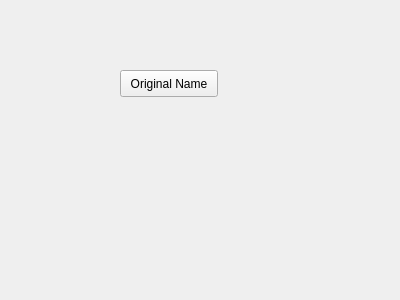
This is src/rqt_mypkg/resource/MyPlugin.ui in afourteia/ROS_Mobile_Robot as Qt 5 draws it before an edit. The edited form follows.
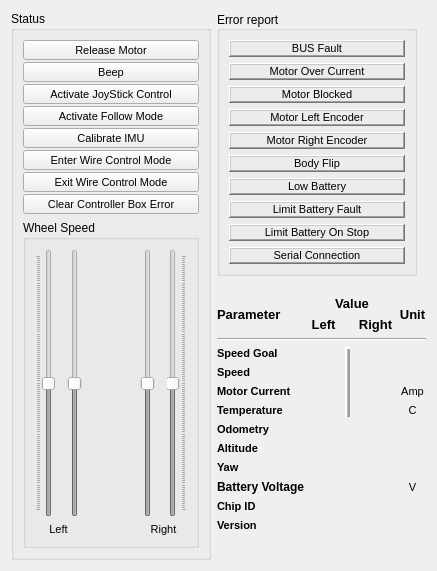
This is the edited form.

What changed in the file:
```diff
--- a/src/rqt_mypkg/resource/MyPlugin.ui
+++ b/src/rqt_mypkg/resource/MyPlugin.ui
@@ -6,26 +6,1267 @@
    <rect>
     <x>0</x>
     <y>0</y>
-    <width>400</width>
-    <height>300</height>
+    <width>435</width>
+    <height>571</height>
    </rect>
   </property>
+  <property name="sizePolicy">
+   <sizepolicy hsizetype="Fixed" vsizetype="Fixed">
+    <horstretch>0</horstretch>
+    <verstretch>0</verstretch>
+   </sizepolicy>
+  </property>
+  <property name="minimumSize">
+   <size>
+    <width>0</width>
+    <height>0</height>
+   </size>
+  </property>
+  <property name="maximumSize">
+   <size>
+    <width>435</width>
+    <height>571</height>
+   </size>
+  </property>
   <property name="windowTitle">
    <string>Form</string>
   </property>
-  <widget class="QPushButton" name="Test">
-   <property name="geometry">
-    <rect>
-     <x>120</x>
-     <y>70</y>
-     <width>98</width>
-     <height>27</height>
-    </rect>
-   </property>
-   <property name="text">
-    <string>Original Name</string>
-   </property>
-  </widget>
+  <layout class="QGridLayout" name="gridLayout_6">
+   <item row="0" column="0" rowspan="5" colspan="4">
+    <widget class="QGroupBox" name="groupBox">
+     <property name="minimumSize">
+      <size>
+       <width>200</width>
+       <height>0</height>
+      </size>
+     </property>
+     <property name="maximumSize">
+      <size>
+       <width>200</width>
+       <height>16777215</height>
+      </size>
+     </property>
+     <property name="title">
+      <string>Status</string>
+     </property>
+     <layout class="QGridLayout" name="gridLayout_5">
+      <item row="2" column="0">
+       <widget class="QGroupBox" name="groupBox_2">
+        <property name="maximumSize">
+         <size>
+          <width>250</width>
+          <height>16777215</height>
+         </size>
+        </property>
+        <property name="title">
+         <string>Wheel Speed</string>
+        </property>
+        <layout class="QGridLayout" name="gridLayout">
+         <item row="0" column="0">
+          <widget class="QSlider" name="speed_left_goal_slider">
+           <property name="enabled">
+            <bool>false</bool>
+           </property>
+           <property name="minimum">
+            <number>-3100</number>
+           </property>
+           <property name="maximum">
+            <number>3100</number>
+           </property>
+           <property name="pageStep">
+            <number>50</number>
+           </property>
+           <property name="orientation">
+            <enum>Qt::Vertical</enum>
+           </property>
+           <property name="tickPosition">
+            <enum>QSlider::TicksAbove</enum>
+           </property>
+          </widget>
+         </item>
+         <item row="2" column="4" colspan="3">
+          <widget class="QLabel" name="right_speed_label">
+           <property name="font">
+            <font>
+             <pointsize>8</pointsize>
+            </font>
+           </property>
+           <property name="text">
+            <string>Right</string>
+           </property>
+           <property name="alignment">
+            <set>Qt::AlignCenter</set>
+           </property>
+          </widget>
+         </item>
+         <item row="2" column="0" colspan="3">
+          <widget class="QLabel" name="left_speed_label">
+           <property name="font">
+            <font>
+             <pointsize>8</pointsize>
+            </font>
+           </property>
+           <property name="text">
+            <string>Left</string>
+           </property>
+           <property name="alignment">
+            <set>Qt::AlignCenter</set>
+           </property>
+          </widget>
+         </item>
+         <item row="0" column="2">
+          <widget class="QSlider" name="speed_left_slider">
+           <property name="enabled">
+            <bool>false</bool>
+           </property>
+           <property name="minimum">
+            <number>-3100</number>
+           </property>
+           <property name="maximum">
+            <number>3100</number>
+           </property>
+           <property name="pageStep">
+            <number>50</number>
+           </property>
+           <property name="tracking">
+            <bool>true</bool>
+           </property>
+           <property name="orientation">
+            <enum>Qt::Vertical</enum>
+           </property>
+          </widget>
+         </item>
+         <item row="0" column="3">
+          <spacer name="horizontalSpacer">
+           <property name="orientation">
+            <enum>Qt::Horizontal</enum>
+           </property>
+           <property name="sizeHint" stdset="0">
+            <size>
+             <width>40</width>
+             <height>20</height>
+            </size>
+           </property>
+          </spacer>
+         </item>
+         <item row="0" column="6">
+          <widget class="QSlider" name="speed_right_goal_slider">
+           <property name="enabled">
+            <bool>false</bool>
+           </property>
+           <property name="minimum">
+            <number>-3100</number>
+           </property>
+           <property name="maximum">
+            <number>3100</number>
+           </property>
+           <property name="pageStep">
+            <number>50</number>
+           </property>
+           <property name="orientation">
+            <enum>Qt::Vertical</enum>
+           </property>
+           <property name="tickPosition">
+            <enum>QSlider::TicksBelow</enum>
+           </property>
+          </widget>
+         </item>
+         <item row="0" column="4">
+          <widget class="QSlider" name="speed_right_slider">
+           <property name="enabled">
+            <bool>false</bool>
+           </property>
+           <property name="minimum">
+            <number>-3100</number>
+           </property>
+           <property name="maximum">
+            <number>3100</number>
+           </property>
+           <property name="pageStep">
+            <number>50</number>
+           </property>
+           <property name="orientation">
+            <enum>Qt::Vertical</enum>
+           </property>
+          </widget>
+         </item>
+        </layout>
+       </widget>
+      </item>
+      <item row="1" column="0">
+       <layout class="QVBoxLayout" name="verticalLayout_3">
+        <property name="spacing">
+         <number>2</number>
+        </property>
+        <item>
+         <widget class="QPushButton" name="release_motor_button">
+          <property name="maximumSize">
+           <size>
+            <width>11222</width>
+            <height>20</height>
+           </size>
+          </property>
+          <property name="font">
+           <font>
+            <pointsize>8</pointsize>
+           </font>
+          </property>
+          <property name="text">
+           <string>Release Motor</string>
+          </property>
+         </widget>
+        </item>
+        <item>
+         <widget class="QPushButton" name="beep_button">
+          <property name="maximumSize">
+           <size>
+            <width>11222</width>
+            <height>20</height>
+           </size>
+          </property>
+          <property name="font">
+           <font>
+            <pointsize>8</pointsize>
+           </font>
+          </property>
+          <property name="text">
+           <string>Beep</string>
+          </property>
+         </widget>
+        </item>
+        <item>
+         <widget class="QPushButton" name="activate_joy_button">
+          <property name="maximumSize">
+           <size>
+            <width>11222</width>
+            <height>20</height>
+           </size>
+          </property>
+          <property name="font">
+           <font>
+            <pointsize>8</pointsize>
+           </font>
+          </property>
+          <property name="text">
+           <string>Activate JoyStick Control</string>
+          </property>
+         </widget>
+        </item>
+        <item>
+         <widget class="QPushButton" name="activate_follow_mode_button">
+          <property name="maximumSize">
+           <size>
+            <width>11222</width>
+            <height>20</height>
+           </size>
+          </property>
+          <property name="font">
+           <font>
+            <pointsize>8</pointsize>
+           </font>
+          </property>
+          <property name="text">
+           <string>Activate Follow Mode</string>
+          </property>
+         </widget>
+        </item>
+        <item>
+         <widget class="QPushButton" name="calibrate_IMU_button">
+          <property name="maximumSize">
+           <size>
+            <width>11222</width>
+            <height>20</height>
+           </size>
+          </property>
+          <property name="font">
+           <font>
+            <pointsize>8</pointsize>
+           </font>
+          </property>
+          <property name="text">
+           <string>Calibrate IMU</string>
+          </property>
+         </widget>
+        </item>
+        <item>
+         <widget class="QPushButton" name="enter_wire_control_mode_button">
+          <property name="maximumSize">
+           <size>
+            <width>11222</width>
+            <height>20</height>
+           </size>
+          </property>
+          <property name="font">
+           <font>
+            <pointsize>8</pointsize>
+           </font>
+          </property>
+          <property name="text">
+           <string>Enter Wire Control Mode</string>
+          </property>
+         </widget>
+        </item>
+        <item>
+         <widget class="QPushButton" name="Exit_wire_control_mode_button">
+          <property name="maximumSize">
+           <size>
+            <width>11222</width>
+            <height>20</height>
+           </size>
+          </property>
+          <property name="font">
+           <font>
+            <pointsize>8</pointsize>
+           </font>
+          </property>
+          <property name="text">
+           <string>Exit Wire Control Mode</string>
+          </property>
+         </widget>
+        </item>
+        <item>
+         <widget class="QPushButton" name="clear_error_messages_button">
+          <property name="maximumSize">
+           <size>
+            <width>11222</width>
+            <height>20</height>
+           </size>
+          </property>
+          <property name="font">
+           <font>
+            <pointsize>8</pointsize>
+           </font>
+          </property>
+          <property name="text">
+           <string>Clear Controller Box Error</string>
+          </property>
+         </widget>
+        </item>
+       </layout>
+      </item>
+     </layout>
+    </widget>
+   </item>
+   <item row="2" column="4">
+    <layout class="QGridLayout" name="gridLayout_4">
+     <item row="2" column="0">
+      <widget class="QLabel" name="chip_id_label">
+       <property name="font">
+        <font>
+         <pointsize>8</pointsize>
+         <weight>75</weight>
+         <bold>true</bold>
+        </font>
+       </property>
+       <property name="text">
+        <string>Chip ID</string>
+       </property>
+      </widget>
+     </item>
+     <item row="2" column="1">
+      <widget class="QLabel" name="chip_id_value">
+       <property name="font">
+        <font>
+         <pointsize>8</pointsize>
+        </font>
+       </property>
+       <property name="text">
+        <string/>
+       </property>
+       <property name="alignment">
+        <set>Qt::AlignCenter</set>
+       </property>
+      </widget>
+     </item>
+     <item row="3" column="1">
+      <widget class="QLabel" name="version_value">
+       <property name="font">
+        <font>
+         <pointsize>8</pointsize>
+        </font>
+       </property>
+       <property name="text">
+        <string/>
+       </property>
+       <property name="alignment">
+        <set>Qt::AlignCenter</set>
+       </property>
+      </widget>
+     </item>
+     <item row="3" column="0">
+      <widget class="QLabel" name="version_label">
+       <property name="font">
+        <font>
+         <pointsize>8</pointsize>
+         <weight>75</weight>
+         <bold>true</bold>
+        </font>
+       </property>
+       <property name="text">
+        <string>Version</string>
+       </property>
+      </widget>
+     </item>
+     <item row="0" column="0" colspan="2">
+      <layout class="QGridLayout" name="gridLayout_2">
+       <property name="horizontalSpacing">
+        <number>6</number>
+       </property>
+       <item row="8" column="0">
+        <widget class="QLabel" name="altitude_label">
+         <property name="font">
+          <font>
+           <pointsize>8</pointsize>
+           <weight>75</weight>
+           <bold>true</bold>
+          </font>
+         </property>
+         <property name="text">
+          <string>Altitude</string>
+         </property>
+        </widget>
+       </item>
+       <item row="3" column="1">
+        <widget class="QLabel" name="speed_goal_left_value">
+         <property name="font">
+          <font>
+           <pointsize>8</pointsize>
+          </font>
+         </property>
+         <property name="text">
+          <string/>
+         </property>
+         <property name="alignment">
+          <set>Qt::AlignCenter</set>
+         </property>
+        </widget>
+       </item>
+       <item row="1" column="3">
+        <widget class="QLabel" name="right_label">
+         <property name="font">
+          <font>
+           <pointsize>10</pointsize>
+           <weight>75</weight>
+           <bold>true</bold>
+          </font>
+         </property>
+         <property name="frameShape">
+          <enum>QFrame::NoFrame</enum>
+         </property>
+         <property name="frameShadow">
+          <enum>QFrame::Plain</enum>
+         </property>
+         <property name="midLineWidth">
+          <number>4</number>
+         </property>
+         <property name="text">
+          <string>Right</string>
+         </property>
+         <property name="alignment">
+          <set>Qt::AlignCenter</set>
+         </property>
+        </widget>
+       </item>
+       <item row="5" column="4">
+        <widget class="QLabel" name="motor_current_unit">
+         <property name="font">
+          <font>
+           <pointsize>8</pointsize>
+          </font>
+         </property>
+         <property name="text">
+          <string>Amp</string>
+         </property>
+         <property name="alignment">
+          <set>Qt::AlignCenter</set>
+         </property>
+        </widget>
+       </item>
+       <item row="10" column="1" colspan="3">
+        <widget class="QLabel" name="battery_voltage_value">
+         <property name="font">
+          <font>
+           <pointsize>8</pointsize>
+          </font>
+         </property>
+         <property name="text">
+          <string/>
+         </property>
+         <property name="alignment">
+          <set>Qt::AlignCenter</set>
+         </property>
+        </widget>
+       </item>
+       <item row="4" column="3">
+        <widget class="QLabel" name="speed_right_value">
+         <property name="font">
+          <font>
+           <pointsize>8</pointsize>
+          </font>
+         </property>
+         <property name="text">
+          <string/>
+         </property>
+         <property name="alignment">
+          <set>Qt::AlignCenter</set>
+         </property>
+        </widget>
+       </item>
+       <item row="3" column="0">
+        <widget class="QLabel" name="speed">
+         <property name="font">
+          <font>
+           <pointsize>8</pointsize>
+           <weight>75</weight>
+           <bold>true</bold>
+          </font>
+         </property>
+         <property name="text">
+          <string>Speed Goal</string>
+         </property>
+        </widget>
+       </item>
+       <item row="6" column="4">
+        <widget class="QLabel" name="temp_unit">
+         <property name="font">
+          <font>
+           <pointsize>8</pointsize>
+          </font>
+         </property>
+         <property name="text">
+          <string>C</string>
+         </property>
+         <property name="alignment">
+          <set>Qt::AlignCenter</set>
+         </property>
+        </widget>
+       </item>
+       <item row="0" column="1" colspan="3">
+        <widget class="QLabel" name="speed_setting">
+         <property name="font">
+          <font>
+           <pointsize>10</pointsize>
+           <weight>75</weight>
+           <bold>true</bold>
+          </font>
+         </property>
+         <property name="frameShape">
+          <enum>QFrame::NoFrame</enum>
+         </property>
+         <property name="frameShadow">
+          <enum>QFrame::Plain</enum>
+         </property>
+         <property name="midLineWidth">
+          <number>4</number>
+         </property>
+         <property name="text">
+          <string>Value</string>
+         </property>
+         <property name="alignment">
+          <set>Qt::AlignCenter</set>
+         </property>
+        </widget>
+       </item>
+       <item row="1" column="1">
+        <widget class="QLabel" name="left_label">
+         <property name="font">
+          <font>
+           <pointsize>10</pointsize>
+           <weight>75</weight>
+           <bold>true</bold>
+          </font>
+         </property>
+         <property name="frameShape">
+          <enum>QFrame::NoFrame</enum>
+         </property>
+         <property name="frameShadow">
+          <enum>QFrame::Plain</enum>
+         </property>
+         <property name="midLineWidth">
+          <number>4</number>
+         </property>
+         <property name="text">
+          <string>Left</string>
+         </property>
+         <property name="alignment">
+          <set>Qt::AlignCenter</set>
+         </property>
+        </widget>
+       </item>
+       <item row="3" column="3">
+        <widget class="QLabel" name="speed_goal_right_vale">
+         <property name="font">
+          <font>
+           <pointsize>8</pointsize>
+          </font>
+         </property>
+         <property name="text">
+          <string/>
+         </property>
+         <property name="alignment">
+          <set>Qt::AlignCenter</set>
+         </property>
+        </widget>
+       </item>
+       <item row="7" column="0">
+        <widget class="QLabel" name="odom_label">
+         <property name="font">
+          <font>
+           <pointsize>8</pointsize>
+           <weight>75</weight>
+           <bold>true</bold>
+          </font>
+         </property>
+         <property name="text">
+          <string>Odometry</string>
+         </property>
+        </widget>
+       </item>
+       <item row="0" column="4" rowspan="2">
+        <widget class="QLabel" name="unit_label">
+         <property name="font">
+          <font>
+           <pointsize>10</pointsize>
+           <weight>75</weight>
+           <bold>true</bold>
+          </font>
+         </property>
+         <property name="frameShape">
+          <enum>QFrame::NoFrame</enum>
+         </property>
+         <property name="frameShadow">
+          <enum>QFrame::Plain</enum>
+         </property>
+         <property name="midLineWidth">
+          <number>4</number>
+         </property>
+         <property name="text">
+          <string>Unit</string>
+         </property>
+         <property name="alignment">
+          <set>Qt::AlignCenter</set>
+         </property>
+        </widget>
+       </item>
+       <item row="4" column="1">
+        <widget class="QLabel" name="speed_left_value">
+         <property name="font">
+          <font>
+           <pointsize>8</pointsize>
+          </font>
+         </property>
+         <property name="text">
+          <string/>
+         </property>
+         <property name="alignment">
+          <set>Qt::AlignCenter</set>
+         </property>
+        </widget>
+       </item>
+       <item row="8" column="1" colspan="3">
+        <widget class="QLabel" name="altitude_value">
+         <property name="font">
+          <font>
+           <pointsize>8</pointsize>
+          </font>
+         </property>
+         <property name="text">
+          <string/>
+         </property>
+         <property name="alignment">
+          <set>Qt::AlignCenter</set>
+         </property>
+        </widget>
+       </item>
+       <item row="8" column="4">
+        <widget class="QLabel" name="altitude_unit">
+         <property name="font">
+          <font>
+           <pointsize>8</pointsize>
+          </font>
+         </property>
+         <property name="text">
+          <string/>
+         </property>
+         <property name="alignment">
+          <set>Qt::AlignCenter</set>
+         </property>
+        </widget>
+       </item>
+       <item row="5" column="1">
+        <widget class="QLabel" name="motor_current_left_value">
+         <property name="font">
+          <font>
+           <pointsize>8</pointsize>
+          </font>
+         </property>
+         <property name="text">
+          <string/>
+         </property>
+         <property name="alignment">
+          <set>Qt::AlignCenter</set>
+         </property>
+        </widget>
+       </item>
+       <item row="6" column="1">
+        <widget class="QLabel" name="temp_left_value">
+         <property name="font">
+          <font>
+           <pointsize>8</pointsize>
+          </font>
+         </property>
+         <property name="text">
+          <string/>
+         </property>
+         <property name="alignment">
+          <set>Qt::AlignCenter</set>
+         </property>
+        </widget>
+       </item>
+       <item row="0" column="0" rowspan="2">
+        <widget class="QLabel" name="parameter_label">
+         <property name="font">
+          <font>
+           <pointsize>10</pointsize>
+           <weight>75</weight>
+           <bold>true</bold>
+          </font>
+         </property>
+         <property name="frameShape">
+          <enum>QFrame::NoFrame</enum>
+         </property>
+         <property name="frameShadow">
+          <enum>QFrame::Plain</enum>
+         </property>
+         <property name="midLineWidth">
+          <number>4</number>
+         </property>
+         <property name="text">
+          <string>Parameter</string>
+         </property>
+         <property name="alignment">
+          <set>Qt::AlignLeading|Qt::AlignLeft|Qt::AlignVCenter</set>
+         </property>
+         <property name="wordWrap">
+          <bool>false</bool>
+         </property>
+        </widget>
+       </item>
+       <item row="3" column="4">
+        <widget class="QLabel" name="speed_goal_unit">
+         <property name="font">
+          <font>
+           <pointsize>8</pointsize>
+          </font>
+         </property>
+         <property name="text">
+          <string/>
+         </property>
+         <property name="alignment">
+          <set>Qt::AlignCenter</set>
+         </property>
+        </widget>
+       </item>
+       <item row="5" column="3">
+        <widget class="QLabel" name="motor_current_right_value">
+         <property name="font">
+          <font>
+           <pointsize>8</pointsize>
+          </font>
+         </property>
+         <property name="text">
+          <string/>
+         </property>
+         <property name="alignment">
+          <set>Qt::AlignCenter</set>
+         </property>
+        </widget>
+       </item>
+       <item row="4" column="4">
+        <widget class="QLabel" name="speed_unit">
+         <property name="font">
+          <font>
+           <pointsize>8</pointsize>
+          </font>
+         </property>
+         <property name="text">
+          <string/>
+         </property>
+         <property name="alignment">
+          <set>Qt::AlignCenter</set>
+         </property>
+        </widget>
+       </item>
+       <item row="6" column="3">
+        <widget class="QLabel" name="temp_right_value">
+         <property name="font">
+          <font>
+           <pointsize>8</pointsize>
+          </font>
+         </property>
+         <property name="text">
+          <string/>
+         </property>
+         <property name="alignment">
+          <set>Qt::AlignCenter</set>
+         </property>
+        </widget>
+       </item>
+       <item row="4" column="0">
+        <widget class="QLabel" name="speed_label">
+         <property name="font">
+          <font>
+           <pointsize>8</pointsize>
+           <weight>75</weight>
+           <bold>true</bold>
+          </font>
+         </property>
+         <property name="text">
+          <string>Speed</string>
+         </property>
+        </widget>
+       </item>
+       <item row="5" column="0">
+        <widget class="QLabel" name="motor_current_label">
+         <property name="font">
+          <font>
+           <pointsize>8</pointsize>
+           <weight>75</weight>
+           <bold>true</bold>
+          </font>
+         </property>
+         <property name="text">
+          <string>Motor Current</string>
+         </property>
+        </widget>
+       </item>
+       <item row="2" column="0" colspan="5">
+        <widget class="Line" name="line">
+         <property name="orientation">
+          <enum>Qt::Horizontal</enum>
+         </property>
+        </widget>
+       </item>
+       <item row="10" column="0">
+        <widget class="QLabel" name="battery_label">
+         <property name="font">
+          <font>
+           <weight>75</weight>
+           <bold>true</bold>
+          </font>
+         </property>
+         <property name="text">
+          <string>Battery Voltage</string>
+         </property>
+        </widget>
+       </item>
+       <item row="9" column="0">
+        <widget class="QLabel" name="yaw_info">
+         <property name="font">
+          <font>
+           <pointsize>8</pointsize>
+           <weight>75</weight>
+           <bold>true</bold>
+          </font>
+         </property>
+         <property name="text">
+          <string>Yaw</string>
+         </property>
+        </widget>
+       </item>
+       <item row="7" column="4">
+        <widget class="QLabel" name="odom_unit">
+         <property name="font">
+          <font>
+           <pointsize>8</pointsize>
+          </font>
+         </property>
+         <property name="text">
+          <string/>
+         </property>
+         <property name="alignment">
+          <set>Qt::AlignCenter</set>
+         </property>
+        </widget>
+       </item>
+       <item row="9" column="4">
+        <widget class="QLabel" name="yaw_unit">
+         <property name="font">
+          <font>
+           <pointsize>8</pointsize>
+          </font>
+         </property>
+         <property name="text">
+          <string/>
+         </property>
+         <property name="alignment">
+          <set>Qt::AlignCenter</set>
+         </property>
+        </widget>
+       </item>
+       <item row="10" column="4">
+        <widget class="QLabel" name="battery_voltage_unit">
+         <property name="font">
+          <font>
+           <pointsize>8</pointsize>
+          </font>
+         </property>
+         <property name="text">
+          <string>V</string>
+         </property>
+         <property name="alignment">
+          <set>Qt::AlignCenter</set>
+         </property>
+        </widget>
+       </item>
+       <item row="9" column="1" colspan="3">
+        <widget class="QLabel" name="yaw_value">
+         <property name="font">
+          <font>
+           <pointsize>8</pointsize>
+          </font>
+         </property>
+         <property name="text">
+          <string/>
+         </property>
+         <property name="alignment">
+          <set>Qt::AlignCenter</set>
+         </property>
+        </widget>
+       </item>
+       <item row="6" column="0">
+        <widget class="QLabel" name="temp_label">
+         <property name="font">
+          <font>
+           <pointsize>8</pointsize>
+           <weight>75</weight>
+           <bold>true</bold>
+          </font>
+         </property>
+         <property name="text">
+          <string>Temperature</string>
+         </property>
+        </widget>
+       </item>
+       <item row="7" column="1" colspan="3">
+        <widget class="QLabel" name="odom_value">
+         <property name="font">
+          <font>
+           <pointsize>8</pointsize>
+          </font>
+         </property>
+         <property name="text">
+          <string/>
+         </property>
+         <property name="alignment">
+          <set>Qt::AlignCenter</set>
+         </property>
+        </widget>
+       </item>
+       <item row="3" column="2" rowspan="4">
+        <widget class="Line" name="line_2">
+         <property name="enabled">
+          <bool>true</bool>
+         </property>
+         <property name="minimumSize">
+          <size>
+           <width>10</width>
+           <height>0</height>
+          </size>
+         </property>
+         <property name="frameShadow">
+          <enum>QFrame::Raised</enum>
+         </property>
+         <property name="lineWidth">
+          <number>2</number>
+         </property>
+         <property name="midLineWidth">
+          <number>1</number>
+         </property>
+         <property name="orientation">
+          <enum>Qt::Vertical</enum>
+         </property>
+        </widget>
+       </item>
+      </layout>
+     </item>
+    </layout>
+   </item>
+   <item row="0" column="4">
+    <widget class="QGroupBox" name="groupBox_3">
+     <property name="sizePolicy">
+      <sizepolicy hsizetype="Preferred" vsizetype="Preferred">
+       <horstretch>0</horstretch>
+       <verstretch>0</verstretch>
+      </sizepolicy>
+     </property>
+     <property name="minimumSize">
+      <size>
+       <width>200</width>
+       <height>0</height>
+      </size>
+     </property>
+     <property name="maximumSize">
+      <size>
+       <width>200</width>
+       <height>16777215</height>
+      </size>
+     </property>
+     <property name="title">
+      <string>Error report</string>
+     </property>
+     <property name="alignment">
+      <set>Qt::AlignLeading|Qt::AlignLeft|Qt::AlignVCenter</set>
+     </property>
+     <layout class="QVBoxLayout" name="verticalLayout">
+      <item>
+       <layout class="QGridLayout" name="gridLayout_3">
+        <item row="6" column="0">
+         <widget class="QLabel" name="motor_right_encoder_error">
+          <property name="font">
+           <font>
+            <pointsize>8</pointsize>
+           </font>
+          </property>
+          <property name="frameShape">
+           <enum>QFrame::WinPanel</enum>
+          </property>
+          <property name="frameShadow">
+           <enum>QFrame::Raised</enum>
+          </property>
+          <property name="lineWidth">
+           <number>2</number>
+          </property>
+          <property name="text">
+           <string>Motor Right Encoder</string>
+          </property>
+          <property name="alignment">
+           <set>Qt::AlignCenter</set>
+          </property>
+         </widget>
+        </item>
+        <item row="9" column="0">
+         <widget class="QLabel" name="limit_battery_error">
+          <property name="font">
+           <font>
+            <pointsize>8</pointsize>
+           </font>
+          </property>
+          <property name="frameShape">
+           <enum>QFrame::WinPanel</enum>
+          </property>
+          <property name="frameShadow">
+           <enum>QFrame::Raised</enum>
+          </property>
+          <property name="lineWidth">
+           <number>2</number>
+          </property>
+          <property name="text">
+           <string>Limit Battery Fault</string>
+          </property>
+          <property name="alignment">
+           <set>Qt::AlignCenter</set>
+          </property>
+         </widget>
+        </item>
+        <item row="5" column="0">
+         <widget class="QLabel" name="motor_left_encoder_error">
+          <property name="font">
+           <font>
+            <pointsize>8</pointsize>
+           </font>
+          </property>
+          <property name="frameShape">
+           <enum>QFrame::WinPanel</enum>
+          </property>
+          <property name="frameShadow">
+           <enum>QFrame::Raised</enum>
+          </property>
+          <property name="lineWidth">
+           <number>2</number>
+          </property>
+          <property name="text">
+           <string>Motor Left Encoder</string>
+          </property>
+          <property name="alignment">
+           <set>Qt::AlignCenter</set>
+          </property>
+         </widget>
+        </item>
+        <item row="4" column="0">
+         <widget class="QLabel" name="motor_blocked">
+          <property name="font">
+           <font>
+            <pointsize>8</pointsize>
+           </font>
+          </property>
+          <property name="frameShape">
+           <enum>QFrame::WinPanel</enum>
+          </property>
+          <property name="frameShadow">
+           <enum>QFrame::Raised</enum>
+          </property>
+          <property name="lineWidth">
+           <number>2</number>
+          </property>
+          <property name="text">
+           <string>Motor Blocked</string>
+          </property>
+          <property name="alignment">
+           <set>Qt::AlignCenter</set>
+          </property>
+         </widget>
+        </item>
+        <item row="8" column="0">
+         <widget class="QLabel" name="low_battery_error">
+          <property name="font">
+           <font>
+            <pointsize>8</pointsize>
+           </font>
+          </property>
+          <property name="frameShape">
+           <enum>QFrame::WinPanel</enum>
+          </property>
+          <property name="frameShadow">
+           <enum>QFrame::Raised</enum>
+          </property>
+          <property name="lineWidth">
+           <number>2</number>
+          </property>
+          <property name="text">
+           <string>Low Battery</string>
+          </property>
+          <property name="alignment">
+           <set>Qt::AlignCenter</set>
+          </property>
+         </widget>
+        </item>
+        <item row="11" column="0">
+         <widget class="QLabel" name="serial_connection">
+          <property name="font">
+           <font>
+            <pointsize>8</pointsize>
+           </font>
+          </property>
+          <property name="frameShape">
+           <enum>QFrame::WinPanel</enum>
+          </property>
+          <property name="frameShadow">
+           <enum>QFrame::Raised</enum>
+          </property>
+          <property name="lineWidth">
+           <number>2</number>
+          </property>
+          <property name="text">
+           <string>Serial Connection</string>
+          </property>
+          <property name="alignment">
+           <set>Qt::AlignCenter</set>
+          </property>
+         </widget>
+        </item>
+        <item row="2" column="0">
+         <widget class="QLabel" name="bus_error">
+          <property name="font">
+           <font>
+            <pointsize>8</pointsize>
+           </font>
+          </property>
+          <property name="frameShape">
+           <enum>QFrame::WinPanel</enum>
+          </property>
+          <property name="frameShadow">
+           <enum>QFrame::Raised</enum>
+          </property>
+          <property name="lineWidth">
+           <number>2</number>
+          </property>
+          <property name="text">
+           <string>BUS Fault</string>
+          </property>
+          <property name="alignment">
+           <set>Qt::AlignCenter</set>
+          </property>
+         </widget>
+        </item>
+        <item row="10" column="0">
+         <widget class="QLabel" name="limit_battery_on_stop_error">
+          <property name="font">
+           <font>
+            <pointsize>8</pointsize>
+           </font>
+          </property>
+          <property name="frameShape">
+           <enum>QFrame::WinPanel</enum>
+          </property>
+          <property name="frameShadow">
+           <enum>QFrame::Raised</enum>
+          </property>
+          <property name="lineWidth">
+           <number>2</number>
+          </property>
+          <property name="text">
+           <string>Limit Battery On Stop</string>
+          </property>
+          <property name="alignment">
+           <set>Qt::AlignCenter</set>
+          </property>
+         </widget>
+        </item>
+        <item row="7" column="0">
+         <widget class="QLabel" name="body_flip_error">
+          <property name="font">
+           <font>
+            <pointsize>8</pointsize>
+           </font>
+          </property>
+          <property name="frameShape">
+           <enum>QFrame::WinPanel</enum>
+          </property>
+          <property name="frameShadow">
+           <enum>QFrame::Raised</enum>
+          </property>
+          <property name="lineWidth">
+           <number>2</number>
+          </property>
+          <property name="text">
+           <string>Body Flip</string>
+          </property>
+          <property name="alignment">
+           <set>Qt::AlignCenter</set>
+          </property>
+         </widget>
+        </item>
+        <item row="3" column="0">
+         <widget class="QLabel" name="motor_over_current">
+          <property name="font">
+           <font>
+            <pointsize>8</pointsize>
+           </font>
+          </property>
+          <property name="frameShape">
+           <enum>QFrame::WinPanel</enum>
+          </property>
+          <property name="frameShadow">
+           <enum>QFrame::Raised</enum>
+          </property>
+          <property name="lineWidth">
+           <number>2</number>
+          </property>
+          <property name="text">
+           <string>Motor Over Current</string>
+          </property>
+          <property name="alignment">
+           <set>Qt::AlignCenter</set>
+          </property>
+         </widget>
+        </item>
+       </layout>
+      </item>
+     </layout>
+    </widget>
+   </item>
+  </layout>
  </widget>
  <resources/>
  <connections/>
```
Left out of the diff: 4 changed lines with no effect on the pictures.
